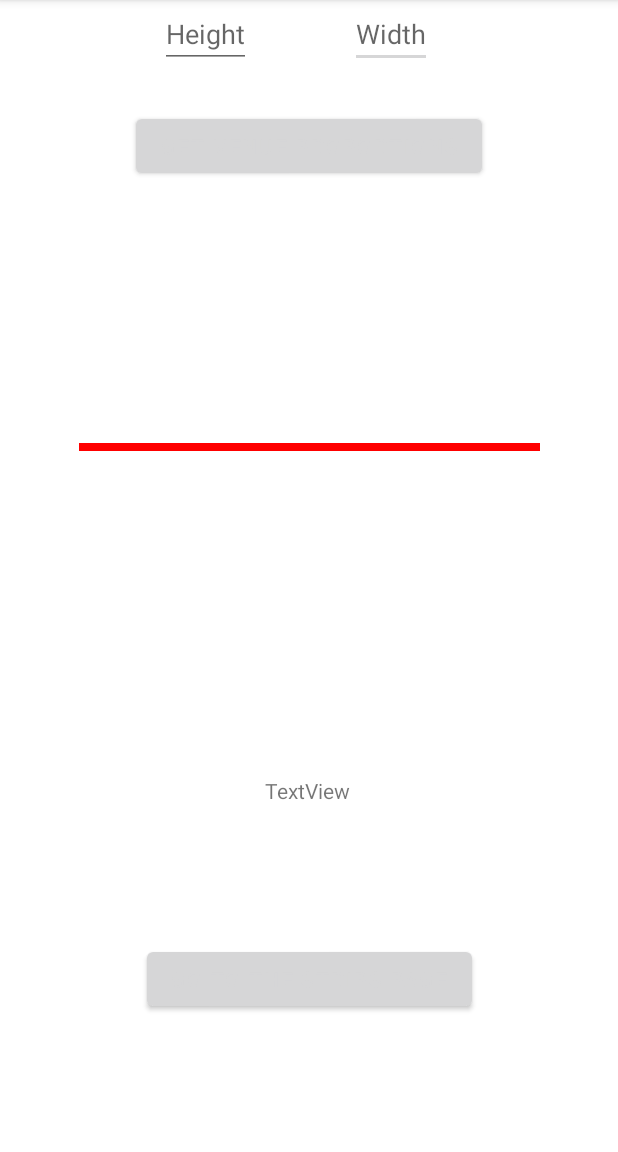
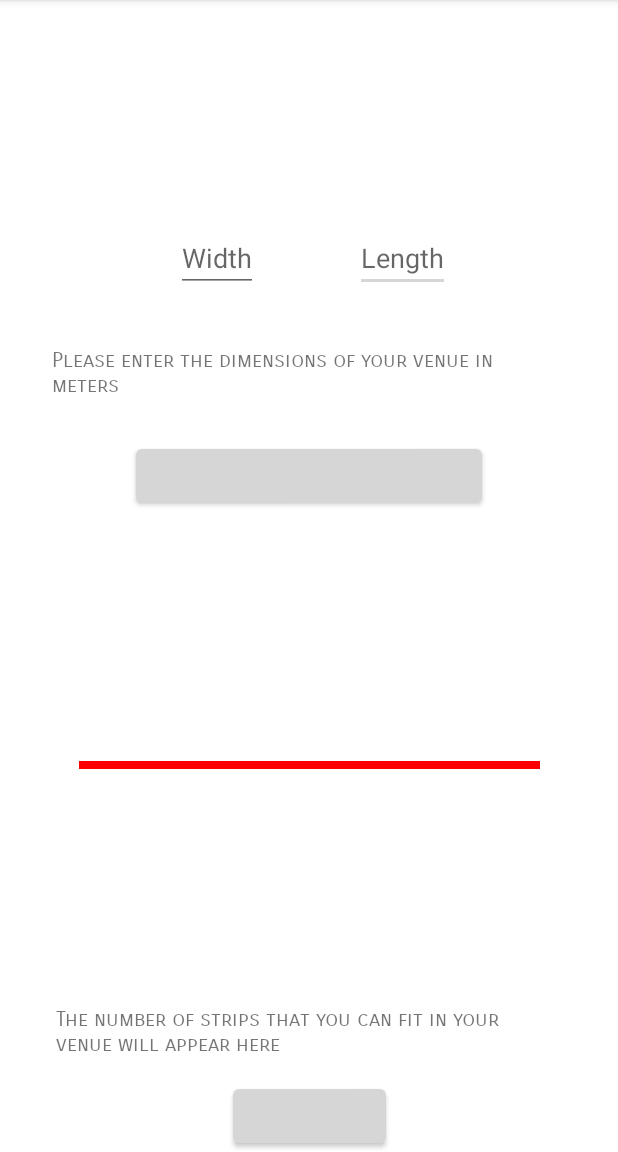
Before and after one commit to vorobyovayana/CompetitionBuilder, an Android app: the VenueActivity screen opened directly, with no data from a screen before it, on a phone screen of 412 x 824 dp, the part 84-1236 px from its top. Run offline under Robolectric (Android 15) with nearby library versions, the phone set to English and light mode, and no system bars.

```diff
--- a/app/src/main/java/com/example/competitionbuilder/AR/ARActivity.kt
+++ b/app/src/main/java/com/example/competitionbuilder/AR/ARActivity.kt
@@ -84,7 +84,7 @@
                 if (clickNo == 1) {
                     val anchor = hitResult.createAnchor()
                     ModelRenderable.builder()
-                        .setSource(this, R.raw.piste_basic)
+                        .setSource(this, R.raw.piste_basic_katushki_sm2)
                         .setIsFilamentGltf(true)
                         .build()
                         .thenAccept(Consumer { modelRenderable: ModelRenderable? ->
--- a/app/src/main/java/com/example/competitionbuilder/CustomTouchListeners/CustomTouchListener.kt
+++ b/app/src/main/java/com/example/competitionbuilder/CustomTouchListeners/CustomTouchListener.kt
@@ -2,6 +2,7 @@
 
 import android.content.Context
 import android.util.Log
+import android.view.DragEvent
 import android.view.GestureDetector
 import android.view.MotionEvent
 import android.view.View
@@ -16,12 +17,10 @@
             return true
             // return super.onDown(e); //base class onDown returns false, must not be used here
         }
-
         override fun onDoubleTap(e: MotionEvent): Boolean {
             onDoubleClick()
             return super.onDoubleTap(e)
         }
-
         override fun onLongPress(e: MotionEvent) {
             onDrag()
             super.onLongPress(e)
--- a/app/src/main/java/com/example/competitionbuilder/VenuePlan/VenueActivity.kt
+++ b/app/src/main/java/com/example/competitionbuilder/VenuePlan/VenueActivity.kt
@@ -3,7 +3,6 @@
 import android.content.Intent
 import androidx.appcompat.app.AppCompatActivity
 import android.os.Bundle
-import android.util.Log
 import android.widget.Button
 import android.widget.EditText
 import android.widget.TextView
@@ -19,14 +18,15 @@
 
     var width = 0F;
     var height = 0F;
+    var numStrips = 0
 
     override fun onCreate(savedInstanceState: Bundle?) {
 
         super.onCreate(savedInstanceState)
         setContentView(R.layout.activity_venue)
 
-        editTextWidth = findViewById(R.id.editTextWidth)
-        editTextHeight = findViewById(R.id.editTextHeight)
+        editTextWidth = findViewById(R.id.editTextLength)
+        editTextHeight = findViewById(R.id.editTextWidth)
         txtViewNumStrips = findViewById(R.id.txtViewNumStrips)
         btnGoToStrips = findViewById(R.id.btnGoToStrips)
 
@@ -39,8 +39,8 @@
             rectangle = findViewById<RectangleView>(R.id.rectangle_view)
             rectangle.setDimensions(width, height)
 
-            val numStrips = getNumStrips(width, height)
-            txtViewNumStrips.setText(numStrips.toString())
+            numStrips = getNumStrips(width, height)
+            txtViewNumStrips.setText("You can fit " + numStrips.toString() + " fencing strips in your venue")
 
         }
         btnGoToStrips.setOnClickListener {
@@ -50,6 +50,7 @@
             intent.putExtra("height", height)
             intent.putExtra("rectViewWidth", rectangle.measuredWidth)
             intent.putExtra("rectViewHeight", rectangle.measuredHeight)
+            intent.putExtra("numStrips", numStrips)
             startActivity(intent)
         }
     }
--- a/app/src/main/res/layout/activity_venue.xml
+++ b/app/src/main/res/layout/activity_venue.xml
@@ -7,83 +7,88 @@
     android:gravity="center"
     android:orientation="vertical">
 
-    <TextView
-        android:id="@+id/txtViewDims"
+
+    <EditText
+        android:id="@+id/editTextLength"
         android:layout_width="wrap_content"
         android:layout_height="wrap_content"
-        android:layout_marginBottom="28dp"
-        android:text="Enter the dimensions in meters"
-        app:layout_constraintBottom_toTopOf="@+id/editTextHeight"
+        android:layout_marginEnd="112dp"
+        android:hint="Length"
+        android:inputType="numberDecimal"
+        app:layout_constraintBottom_toTopOf="@+id/txtViewDims"
         app:layout_constraintEnd_toEndOf="parent"
-        app:layout_constraintHorizontal_bias="0.498"
-        app:layout_constraintStart_toStartOf="parent"
         app:layout_constraintTop_toTopOf="parent"
-        app:layout_constraintVertical_bias="1.0" />
+        app:layout_constraintVertical_bias="0.803" />
 
     <EditText
         android:id="@+id/editTextWidth"
         android:layout_width="wrap_content"
         android:layout_height="wrap_content"
-        android:layout_marginEnd="124dp"
+        android:layout_marginStart="68dp"
         android:hint="Width"
         android:inputType="numberDecimal"
+        app:layout_constraintBottom_toTopOf="@+id/txtViewDims"
+        app:layout_constraintEnd_toStartOf="@+id/editTextLength"
+        app:layout_constraintHorizontal_bias="0.432"
+        app:layout_constraintStart_toStartOf="parent"
+        app:layout_constraintTop_toTopOf="parent"
+        app:layout_constraintVertical_bias="0.803" />
+
+    <TextView
+        android:id="@+id/txtViewDims"
+        android:layout_width="342dp"
+        android:layout_height="46dp"
+        android:layout_marginBottom="16dp"
+        android:text="@string/txtEnterDims"
+        android:textAppearance="@style/TextAppearance.AppCompat.Small"
+        app:fontFamily="sans-serif-smallcaps"
+        app:layout_constraintBottom_toTopOf="@+id/buttonCreateRectangle"
         app:layout_constraintEnd_toEndOf="parent"
-        tools:layout_editor_absoluteY="64dp" />
-
-    <EditText
-        android:id="@+id/editTextHeight"
-        android:layout_width="wrap_content"
-        android:layout_height="wrap_content"
-        android:layout_marginStart="68dp"
-        android:hint="Height"
-        android:inputType="numberDecimal"
-        app:layout_constraintEnd_toStartOf="@+id/editTextWidth"
-        app:layout_constraintHorizontal_bias="0.372"
+        app:layout_constraintHorizontal_bias="0.492"
         app:layout_constraintStart_toStartOf="parent"
-        tools:layout_editor_absoluteY="64dp" />
+        app:textAllCaps="false" />
 
     <Button
         android:id="@+id/buttonCreateRectangle"
         android:layout_width="wrap_content"
         android:layout_height="wrap_content"
-        android:layout_marginTop="28dp"
+        android:layout_marginBottom="12dp"
         android:text="get venue proportions"
         app:iconPadding="16dp"
+        app:layout_constraintBottom_toTopOf="@+id/rectangle_view"
         app:layout_constraintEnd_toEndOf="parent"
-        app:layout_constraintStart_toStartOf="parent"
-        app:layout_constraintTop_toBottomOf="@+id/editTextHeight" />
+        app:layout_constraintStart_toStartOf="parent" />
 
     <com.example.competitionbuilder.CustomViews.RectangleView
         android:id="@+id/rectangle_view"
         android:layout_width="307dp"
         android:layout_height="313dp"
 
-        android:layout_marginTop="20dp"
+        android:layout_marginBottom="4dp"
+        app:layout_constraintBottom_toTopOf="@+id/txtViewNumStrips"
         app:layout_constraintEnd_toEndOf="parent"
         app:layout_constraintStart_toStartOf="parent"
-        app:layout_constraintTop_toBottomOf="@+id/buttonCreateRectangle"
         tools:ignore="MissingConstraints" />
 
     <TextView
         android:id="@+id/txtViewNumStrips"
-        android:layout_width="wrap_content"
-        android:layout_height="wrap_content"
-        android:text="TextView"
-        app:layout_constraintBottom_toBottomOf="parent"
+        android:layout_width="336dp"
+        android:layout_height="45dp"
+        android:layout_marginBottom="4dp"
+        android:text="@string/txtNumStrips"
+        app:fontFamily="sans-serif-smallcaps"
+        app:layout_constraintBottom_toTopOf="@+id/btnGoToStrips"
         app:layout_constraintEnd_toEndOf="parent"
-        app:layout_constraintHorizontal_bias="0.498"
-        app:layout_constraintStart_toStartOf="parent"
-        app:layout_constraintTop_toBottomOf="@+id/rectangle_view"
-        app:layout_constraintVertical_bias="0.214" />
+        app:layout_constraintHorizontal_bias="0.493"
+        app:layout_constraintStart_toStartOf="parent" />
 
     <Button
         android:id="@+id/btnGoToStrips"
         android:layout_width="wrap_content"
         android:layout_height="wrap_content"
-        android:text="Go to the strips page"
+        android:text="@string/txtProceed"
         app:layout_constraintBottom_toBottomOf="parent"
         app:layout_constraintEnd_toEndOf="parent"
-        app:layout_constraintStart_toStartOf="parent"
-        app:layout_constraintTop_toBottomOf="@+id/txtViewNumStrips" />
+        app:layout_constraintStart_toStartOf="parent" />
 
 </androidx.constraintlayout.widget.ConstraintLayout>
--- a/app/src/main/res/values/strings.xml
+++ b/app/src/main/res/values/strings.xml
@@ -14,4 +14,9 @@
     <string name="hello_blank_fragment">Hello blank fragment</string>
     <string name="txtViewAr">View AR</string>
     <string name="txtPlanVenue">Plan Venue</string>
+    <string name="txtNumStrips">The number of strips that you can fit in your venue will appear here</string>
+    <string name="txtEnterDims">Please enter the dimensions of your venue in meters</string>
+    <string name="txtProceed">Proceed</string>
+    <string name="txtAvailablePistes">Num available pistes</string>
+
 </resources>
```
Also changed, not shown: app/src/main/AndroidManifest.xml (+1 -6 lines), app/src/main/java/com/example/competitionbuilder/VenuePlan/LayoutActivity.kt (+38 -8 lines), app/src/main/res/layout/activity_layout.xml (+14 -18 lines), 3 other files.
